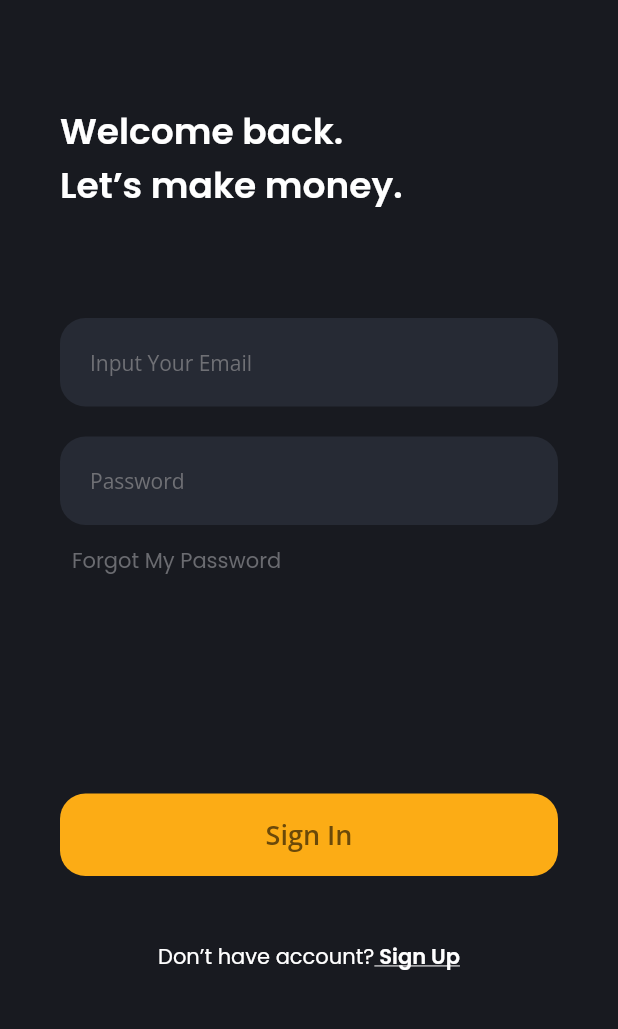
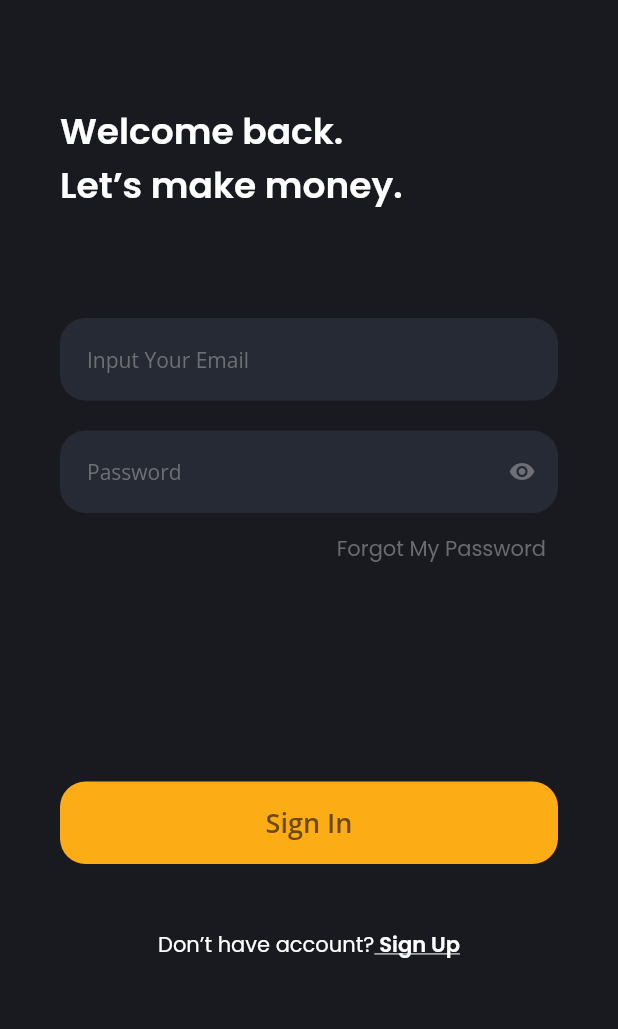
Before and after one commit to jilanfawwaz/ModernFlutterUI, a Flutter app: the screen it shows after launch, on a phone screen of 412 x 824 dp, the part 180-1209 px from its top. Run offline on Flutter 3.47's test engine with Material 2 defaults, Android fonts, the phone set to English and light mode, and no system bars; our stand-ins replace google_fonts.

Commit message:
menyepurnakan day3 crypto dengan textformfield yang lebih dinamis

```diff
--- a/lib/ui/signincrypto.dart
+++ b/lib/ui/signincrypto.dart
@@ -1,8 +1,48 @@
 import 'package:flutter/material.dart';
 import 'package:modern_flutter_ui/shared/theme.dart';
 
-class SignInCrypto extends StatelessWidget {
+class SignInCrypto extends StatefulWidget {
   const SignInCrypto({Key? key}) : super(key: key);
+
+  @override
+  State<SignInCrypto> createState() => _SignInCryptoState();
+}
+
+class _SignInCryptoState extends State<SignInCrypto> {
+  FocusNode _textFieldFocus = FocusNode();
+  Color _color = cGreyForm;
+
+  FocusNode _textFieldFocus2 = FocusNode();
+  Color _color2 = cGreyForm;
+
+  @override
+  void initState() {
+    _textFieldFocus.addListener(() {
+      if (_textFieldFocus.hasFocus) {
+        setState(() {
+          _color = Colors.grey.shade200;
+        });
+      } else {
+        setState(() {
+          _color = cGreyForm;
+        });
+      }
+    });
+
+    _textFieldFocus2.addListener(() {
+      if (_textFieldFocus2.hasFocus) {
+        setState(() {
+          _color2 = Colors.grey.shade200;
+        });
+      } else {
+        setState(() {
+          _color2 = cGreyForm;
+        });
+      }
+    });
+
+    super.initState();
+  }
 
   @override
   Widget build(BuildContext context) {
@@ -36,16 +76,20 @@ class SignInCrypto extends StatelessWidget {
               height: 70,
             ),
             TextFormField(
-              cursorColor: Colors.white,
-              style: cOpenSansWhiteRegular14,
+              cursorColor: cGreyTextForm,
+              style: cOpenSansWhiteRegular14.copyWith(color: cGreyTextForm),
+              focusNode: _textFieldFocus,
               decoration: InputDecoration(
-                contentPadding: EdgeInsets.all(20),
+                //labelText: "Email",
+                contentPadding: EdgeInsets.all(18),
+                isDense:
+                    true, //mematikan padding defauld dari text di dalam textformfield
                 hintText: "Input Your Email",
                 //hintTextDirection: TextDirection.rtl,
                 hintStyle:
                     cOpenSansWhiteRegular14.copyWith(color: cGreyTextForm),
                 filled: true,
-                fillColor: cGreyForm,
+                fillColor: _color,
 
                 //hoverColor: Colors.black,
                 //focusColor: Colors.green,
@@ -56,8 +100,17 @@ class SignInCrypto extends StatelessWidget {
 
                     borderSide: BorderSide.none),
 
+                //focusColor: Colors.green, //ga fungsi
+                focusedBorder: OutlineInputBorder(
+                  borderRadius: BorderRadius.circular(17),
+                  borderSide: BorderSide(
+                    color: cGreyTextForm,
+                    width: 3,
+                  ),
+                ),
+
                 /*focusedBorder: OutlineInputBorder(
-                  borderSide: BorderSide(
+                  borderSide: BorderSide(x
                     color: Colors.white,
                     width: 5,
                     //style: BorderStyle.solid,
@@ -69,17 +122,67 @@ class SignInCrypto extends StatelessWidget {
               height: 20,
             ),
             TextFormField(
-              cursorColor: Colors.white,
-              style: cOpenSansWhiteRegular14,
+              cursorColor: cGreyTextForm,
+              style: cOpenSansWhiteRegular14.copyWith(color: cGreyTextForm),
+              focusNode: _textFieldFocus2,
               obscureText: true,
               decoration: InputDecoration(
+                /*prefixIcon: Image.asset(
+                  "assets/images/3-logoeye.png",
+                  width: 1,
+                  height: 1,
+                ),*/
+
+                /*suffixIcon: Container(
+                  width: 5,
+                  height: 5,
+                  decoration: BoxDecoration(
+                    image: DecorationImage(
+                      image: AssetImage("assets/images/3-logoeye.png"),
+                    ),
+                  ),
+                ),*/
+
+                /*suffix: Column(
+                  //crossAxisAlignment: CrossAxisAlignment.end,
+                  mainAxisAlignment: MainAxisAlignment.end,
+                  children: [
+                    GestureDetector(
+                      onTap: () {
+                        print("show Password");
+                      },
+                      child: Container(
+                        //margin: EdgeInsets.only(top: 0),
+                        width: 18,
+                        height: 18,
+                        decoration: BoxDecoration(
+                          image: DecorationImage(
+                            image: AssetImage("assets/images/3-logoeye.png"),
+                          ),
+                        ),
+                      ),
+                    ),
+                  ],
+                ),*/
+
+                suffixIcon: IconButton(
+                  icon: Icon(
+                    Icons.remove_red_eye_sharp,
+                    color: cGreyTextForm,
+                  ),
+                  onPressed: () {
+                    print('Search');
+                  },
+                ),
+
                 hintText: "Password",
-                contentPadding: EdgeInsets.all(20),
+                contentPadding: EdgeInsets.all(18),
+                isDense: true,
                 //hintTextDirection: TextDirection.rtl,
                 hintStyle:
                     cOpenSansWhiteRegular14.copyWith(color: cGreyTextForm),
                 filled: true,
-                fillColor: cGreyForm,
+                fillColor: _color2,
 
                 //hoverColor: Colors.black,
                 //focusColor: Colors.green,
@@ -90,6 +193,14 @@ class SignInCrypto extends StatelessWidget {
 
                     borderSide: BorderSide.none),
 
+                focusedBorder: OutlineInputBorder(
+                  borderRadius: BorderRadius.circular(17),
+                  borderSide: BorderSide(
+                    color: cGreyTextForm,
+                    width: 3,
+                  ),
+                ),
+
                 /*focusedBorder: OutlineInputBorder(
                   borderSide: BorderSide(
                     color: Colors.white,
@@ -99,13 +210,18 @@ class SignInCrypto extends StatelessWidget {
                 ),*/
               ),
             ),
+            Row(
+              mainAxisAlignment: MainAxisAlignment.end,
+              children: [
                 TextButton(
                   onPressed: () {},
                   child: Text(
                     "Forgot My Password",
                     style: cPoppinsGreyRegular14,
-                textAlign: TextAlign.center,
+                    //textAlign: TextAlign.right,
                   ),
+                ),
+              ],
             ),
             Container(
               width: double.infinity,
```
Also changed, not shown: assets/images/3-logoeye.png (added). Lines whose indentation alone changed are shown as unchanged.
